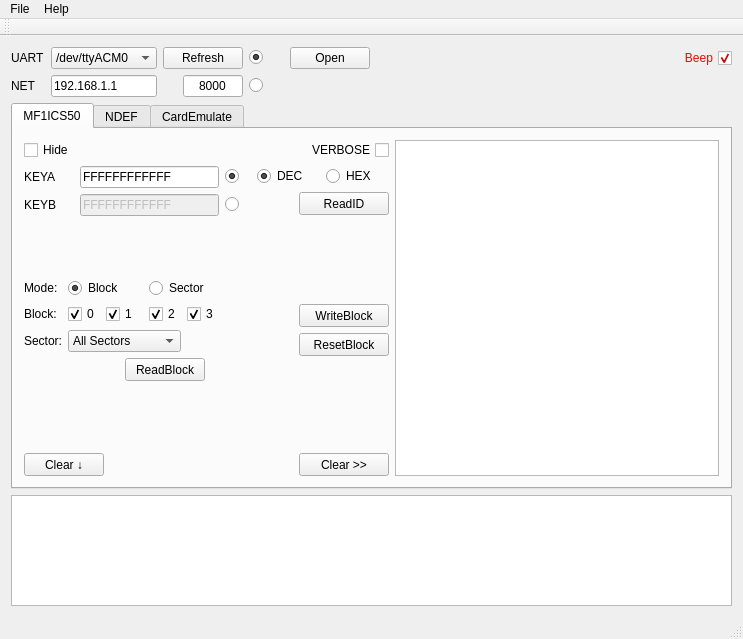
Before: the Qt Designer form src/mainwindow.ui in JiapengLi/GNFC, drawn with Qt 5.
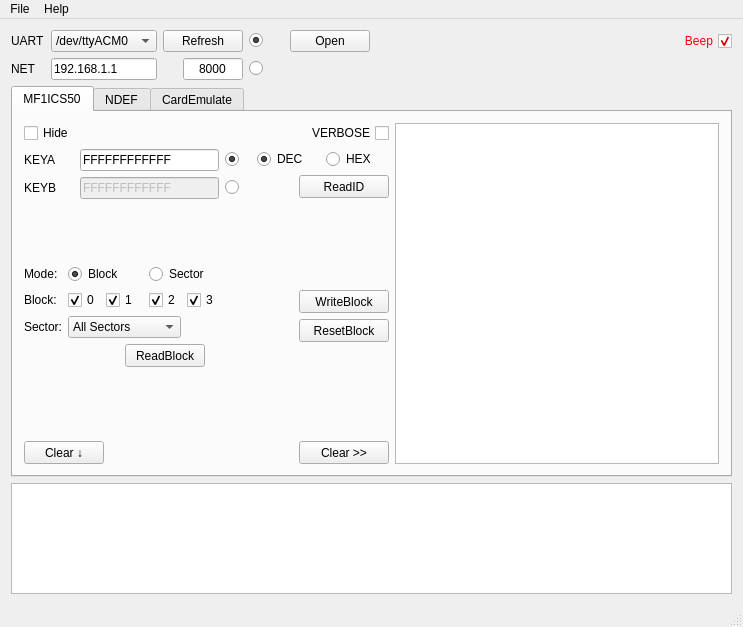
After: the same form once the commit is applied.

Commit message: Delete unused toolbar.

Diff of the .ui file:
```diff
--- a/src/mainwindow.ui
+++ b/src/mainwindow.ui
@@ -7,7 +7,7 @@
     <x>0</x>
     <y>0</y>
     <width>740</width>
-    <height>620</height>
+    <height>627</height>
    </rect>
   </property>
   <property name="windowTitle">
@@ -976,17 +976,6 @@
    <addaction name="menuHelp"/>
   </widget>
   <widget class="QStatusBar" name="statusBar"/>
-  <widget class="QToolBar" name="toolBar">
-   <property name="windowTitle">
-    <string>toolBar</string>
-   </property>
-   <attribute name="toolBarArea">
-    <enum>TopToolBarArea</enum>
-   </attribute>
-   <attribute name="toolBarBreak">
-    <bool>false</bool>
-   </attribute>
-  </widget>
   <action name="actionAbout">
    <property name="text">
     <string>About</string>
```
Left out of the diff: 6 changed lines with no effect on the pictures.
